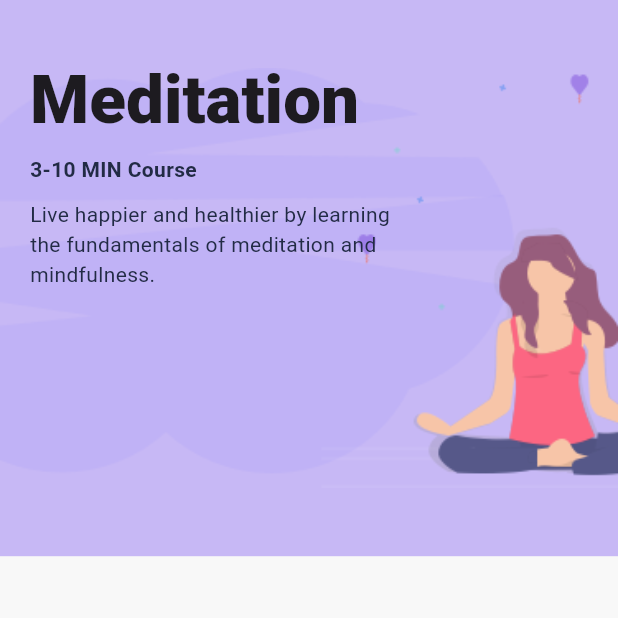
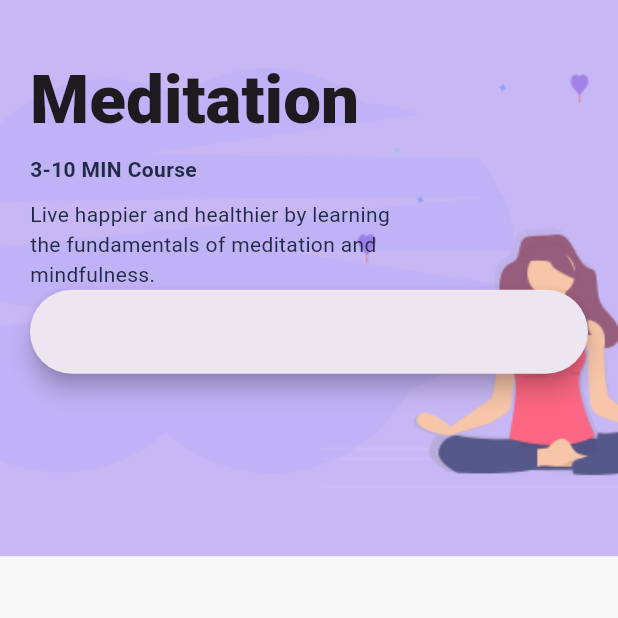
Before and after one commit to YM1587/Daily-exercise-app-meditation-app, a Flutter app: the screen it shows after launch, after a tap on "Meditation", on a phone screen of 412 x 824 dp, the top half of it. Run offline on Flutter 3.47's test engine with Material 3 defaults, Android fonts, the phone set to English and light mode, and no system bars; our stand-ins replace flutter_svg.

Commit message:
file search_bar widget and modified to make the searchbar function global

```diff
--- a/lib/main.dart
+++ b/lib/main.dart
@@ -76,22 +76,7 @@ class HomeScreen extends StatelessWidget {
                   ),
 
                 ),
-                Container(
-                  margin: EdgeInsets.symmetric(vertical: 30.0),
-                  padding: EdgeInsets.symmetric(horizontal: 30.0,vertical: 5.0),
-                  decoration: BoxDecoration(
-                    color: Colors.white,
-                    borderRadius: BorderRadius.circular(29.5),
-                  ),
-
-                  child: TextField(
-                    decoration: InputDecoration(
-                      hintText: "Search",
-                      icon: SvgPicture.asset("assets/icons/search.svg"),
-                      border: InputBorder.none,
-                    ),
-                  ),
-                ),
+                SearchBar(),
                 Expanded(
                   child: GridView.count(
                     crossAxisCount: 2,
@@ -138,6 +123,32 @@ class HomeScreen extends StatelessWidget {
         )
 
         ],
+      ),
+    );
+  }
+}
+
+class SearchBar extends StatelessWidget {
+  const SearchBar({
+    super.key,
+  });
+
+  @override
+  Widget build(BuildContext context) {
+    return Container(
+      margin: EdgeInsets.symmetric(vertical: 30.0),
+      padding: EdgeInsets.symmetric(horizontal: 30.0,vertical: 5.0),
+      decoration: BoxDecoration(
+        color: Colors.white,
+        borderRadius: BorderRadius.circular(29.5),
+      ),
+
+      child: TextField(
+        decoration: InputDecoration(
+          hintText: "Search",
+          icon: SvgPicture.asset("assets/icons/search.svg"),
+          border: InputBorder.none,
+        ),
       ),
     );
   }
--- a/lib/screens/details_screen.dart
+++ b/lib/screens/details_screen.dart
@@ -47,6 +47,7 @@ class DetailsScreen extends StatelessWidget {
                       "Live happier and healthier by learning the fundamentals of meditation and mindfulness."
                       ),
                   ),
+                  SearchBar(),
                 ],
               ),
             )
```
Also changed, not shown: lib/widgets/search_bar.dart (added).
